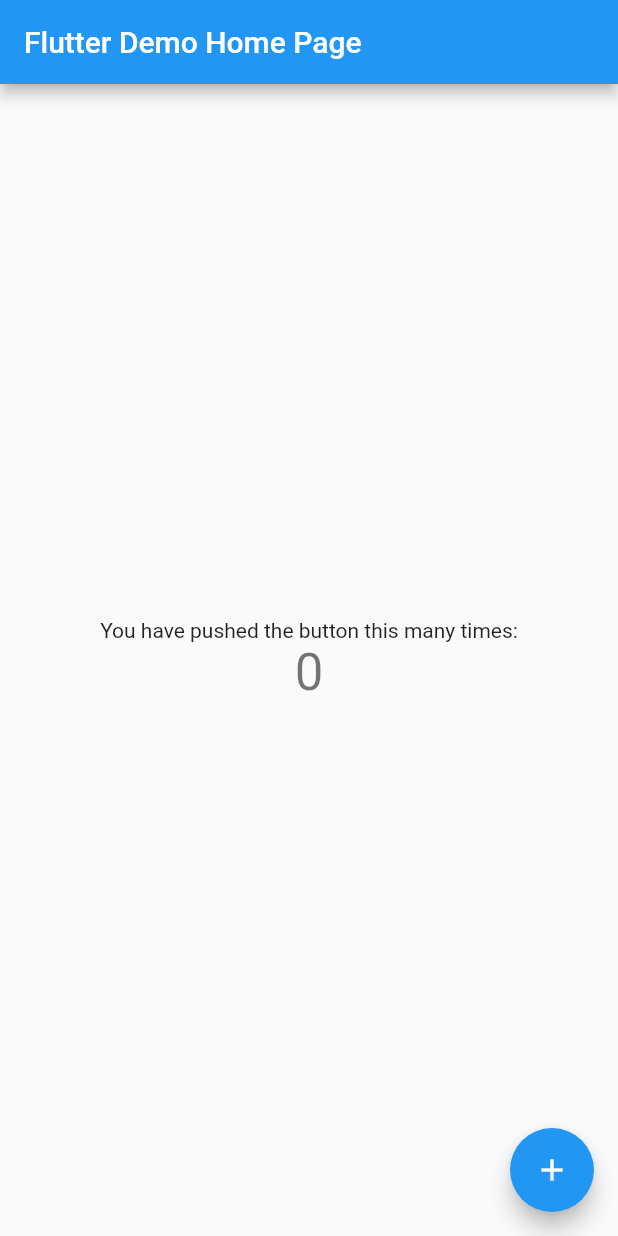
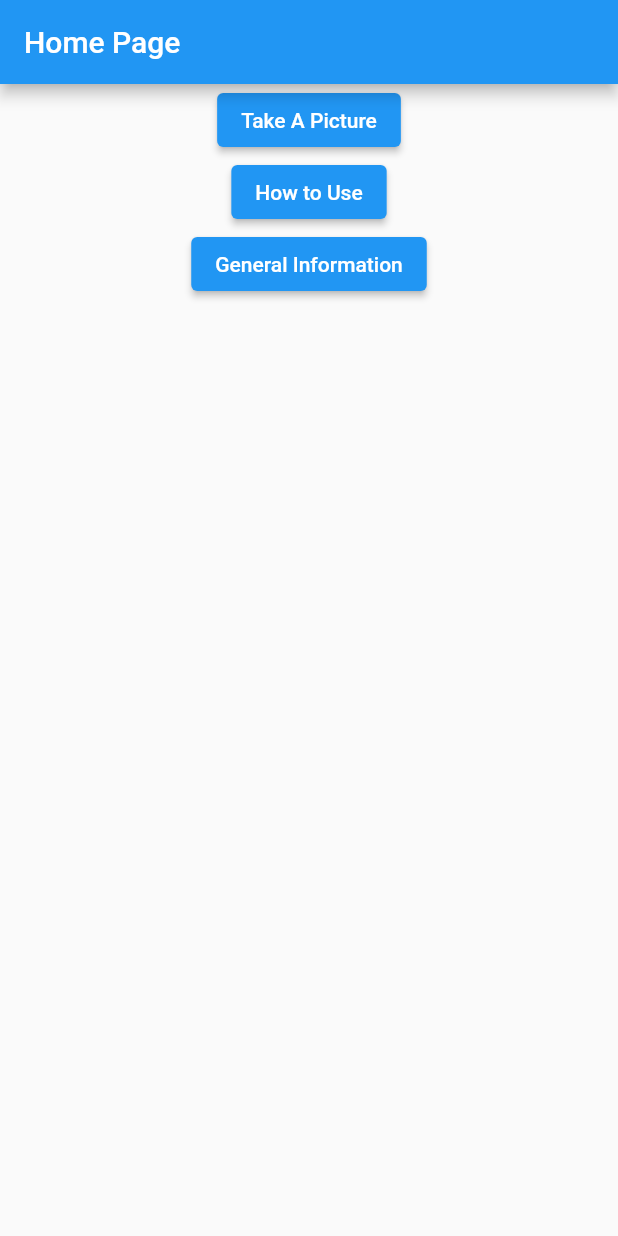
Before and after one commit to Vicolee/recycle-mobile-app, a Flutter app: the screen it shows after launch, on a phone screen of 412 x 824 dp. Run offline on Flutter 3.47's test engine with Material 2 defaults, Android fonts, the phone set to English and light mode, and no system bars.

Commit message:
Built scaffold for app

```diff
--- /dev/null
+++ b/recycle_app/lib/home.dart
@@ -0,0 +1,51 @@
+import 'package:flutter/material.dart';
+import 'package:recycle_app/camera.dart';
+import 'package:recycle_app/how_to_use.dart';
+import 'package:recycle_app/info.dart';
+
+class Home extends StatelessWidget {
+  @override
+  Widget build(BuildContext context) {
+    return Scaffold(
+        appBar: AppBar(
+          title: Text('Home Page'),
+        ),
+        body: Column(
+          children: [
+            Center(
+              child: ElevatedButton(
+                child: Text('Take A Picture'),
+                onPressed: () {
+                  Navigator.push(
+                    context,
+                    MaterialPageRoute(builder: (context) => Camera()),
+                  );
+                },
+              ),
+            ),
+            Center(
+              child: ElevatedButton(
+                child: Text('How to Use'),
+                onPressed: () {
+                  Navigator.push(
+                    context,
+                    MaterialPageRoute(builder: (context) => HowToUse()),
+                  );
+                },
+              ),
+            ),
+            Center(
+              child: ElevatedButton(
+                child: Text('General Information'),
+                onPressed: () {
+                  Navigator.push(
+                    context,
+                    MaterialPageRoute(builder: (context) => Info()),
+                  );
+                },
+              ),
+            ),
+          ],
+        ));
+  }
+}
--- a/recycle_app/lib/main.dart
+++ b/recycle_app/lib/main.dart
@@ -1,117 +1,9 @@
 import 'package:flutter/material.dart';
+import 'package:recycle_app/home.dart';
 
 void main() {
-  runApp(MyApp());
+  runApp(MaterialApp(
+    title: 'Navigation Basics',
+    home: Home(),
+  ));
 }
-
-class MyApp extends StatelessWidget {
-  // This widget is the root of your application.
-  @override
-  Widget build(BuildContext context) {
-    return MaterialApp(
-      title: 'Flutter Demo',
-      theme: ThemeData(
-        // This is the theme of your application.
-        //
-        // Try running your application with "flutter run". You'll see the
-        // application has a blue toolbar. Then, without quitting the app, try
-        // changing the primarySwatch below to Colors.green and then invoke
-        // "hot reload" (press "r" in the console where you ran "flutter run",
-        // or simply save your changes to "hot reload" in a Flutter IDE).
-        // Notice that the counter didn't reset back to zero; the application
-        // is not restarted.
-        primarySwatch: Colors.blue,
-        // This makes the visual density adapt to the platform that you run
-        // the app on. For desktop platforms, the controls will be smaller and
-        // closer together (more dense) than on mobile platforms.
-        visualDensity: VisualDensity.adaptivePlatformDensity,
-      ),
-      home: MyHomePage(title: 'Flutter Demo Home Page'),
-    );
-  }
-}
-
-class MyHomePage extends StatefulWidget {
-  MyHomePage({Key key, this.title}) : super(key: key);
-
-  // This widget is the home page of your application. It is stateful, meaning
-  // that it has a State object (defined below) that contains fields that affect
-  // how it looks.
-
-  // This class is the configuration for the state. It holds the values (in this
-  // case the title) provided by the parent (in this case the App widget) and
-  // used by the build method of the State. Fields in a Widget subclass are
-  // always marked "final".
-
-  final String title;
-
-  @override
-  _MyHomePageState createState() => _MyHomePageState();
-}
-
-class _MyHomePageState extends State<MyHomePage> {
-  int _counter = 0;
-
-  void _incrementCounter() {
-    setState(() {
-      // This call to setState tells the Flutter framework that something has
-      // changed in this State, which causes it to rerun the build method below
-      // so that the display can reflect the updated values. If we changed
-      // _counter without calling setState(), then the build method would not be
-      // called again, and so nothing would appear to happen.
-      _counter++;
-    });
-  }
-
-  @override
-  Widget build(BuildContext context) {
-    // This method is rerun every time setState is called, for instance as done
-    // by the _incrementCounter method above.
-    //
-    // The Flutter framework has been optimized to make rerunning build methods
-    // fast, so that you can just rebuild anything that needs updating rather
-    // than having to individually change instances of widgets.
-    return Scaffold(
-      appBar: AppBar(
-        // Here we take the value from the MyHomePage object that was created by
-        // the App.build method, and use it to set our appbar title.
-        title: Text(widget.title),
-      ),
-      body: Center(
-        // Center is a layout widget. It takes a single child and positions it
-        // in the middle of the parent.
-        child: Column(
-          // Column is also a layout widget. It takes a list of children and
-          // arranges them vertically. By default, it sizes itself to fit its
-          // children horizontally, and tries to be as tall as its parent.
-          //
-          // Invoke "debug painting" (press "p" in the console, choose the
-          // "Toggle Debug Paint" action from the Flutter Inspector in Android
-          // Studio, or the "Toggle Debug Paint" command in Visual Studio Code)
-          // to see the wireframe for each widget.
-          //
-          // Column has various properties to control how it sizes itself and
-          // how it positions its children. Here we use mainAxisAlignment to
-          // center the children vertically; the main axis here is the vertical
-          // axis because Columns are vertical (the cross axis would be
-          // horizontal).
-          mainAxisAlignment: MainAxisAlignment.center,
-          children: <Widget>[
-            Text(
-              'You have pushed the button this many times:',
-            ),
-            Text(
-              '$_counter',
-              style: Theme.of(context).textTheme.headline4,
-            ),
-          ],
-        ),
-      ),
-      floatingActionButton: FloatingActionButton(
-        onPressed: _incrementCounter,
-        tooltip: 'Increment',
-        child: Icon(Icons.add),
-      ), // This trailing comma makes auto-formatting nicer for build methods.
-    );
-  }
-}
```
Also changed, not shown: recycle_app/lib/camera.dart (added, +20 -0 lines), recycle_app/lib/how_to_use.dart (added, +20 -0 lines), recycle_app/lib/info.dart (added, +20 -0 lines).
